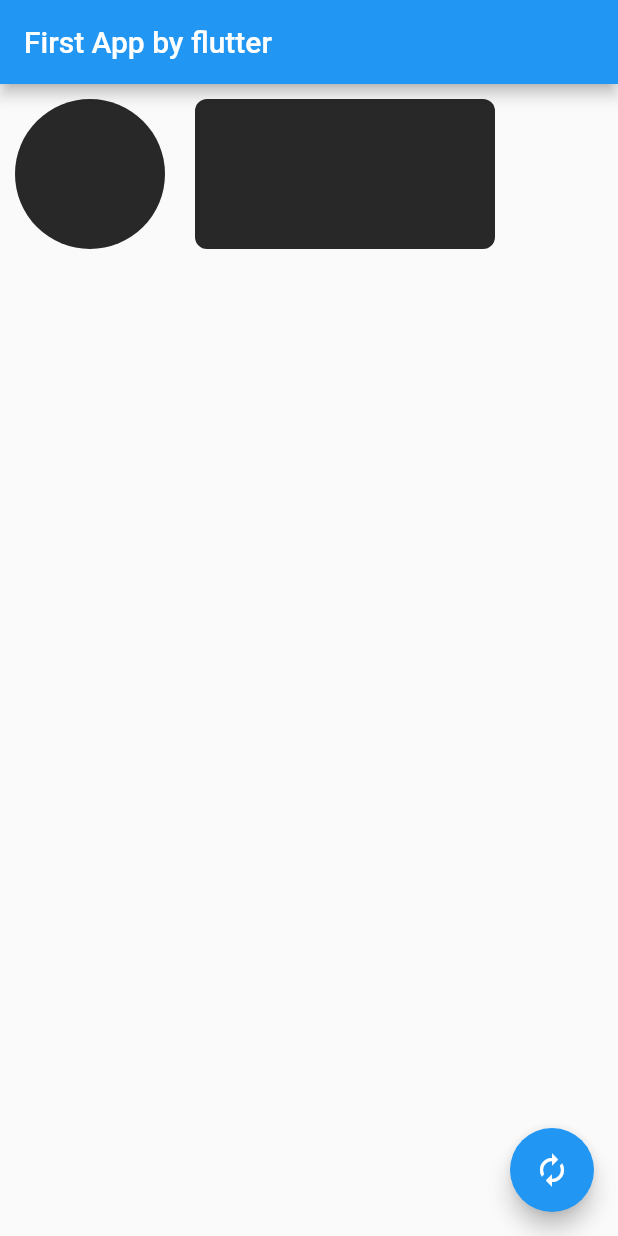
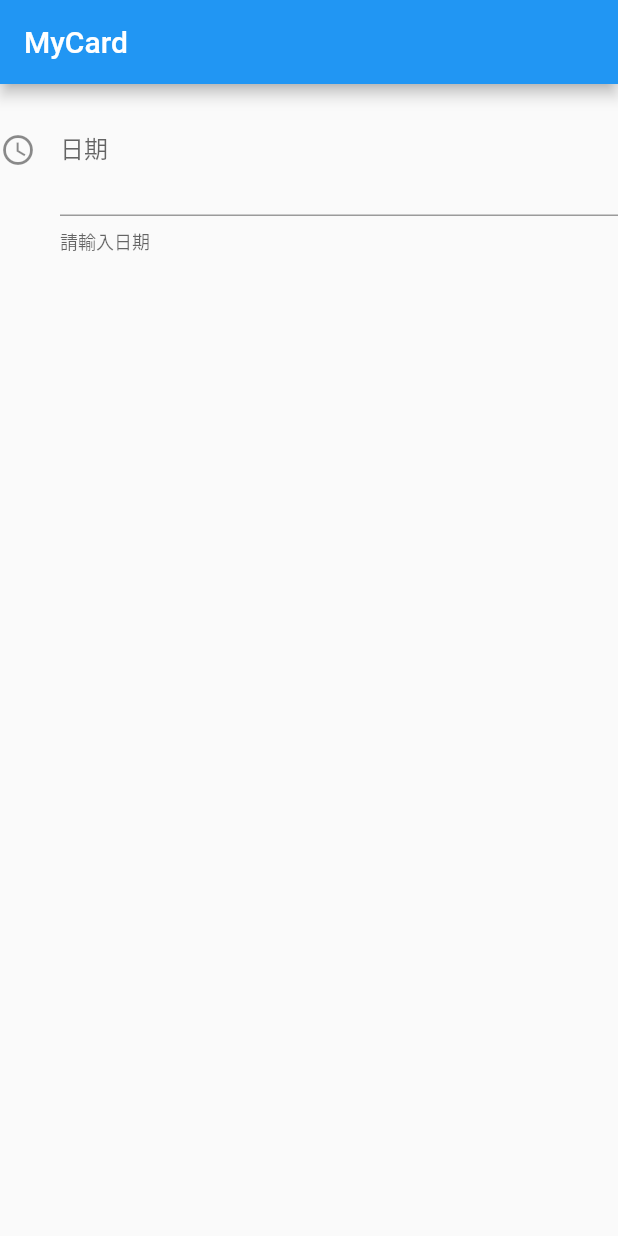
Before and after one commit to hoogle/flutter_app, a Flutter app: the screen it shows after launch, on a phone screen of 412 x 824 dp. Run offline on Flutter 3.47's test engine with Material 2 defaults, Android fonts, the phone set to English and light mode, and no system bars.

Commit message:
Add TextField example

```diff
--- a/lib/main.dart
+++ b/lib/main.dart
@@ -3,9 +3,43 @@ import 'package:flutter/rendering.dart';
 import 'dart:math';
 
 void main() => runApp(MaterialApp(
-  home: new HomePage2(),
+  home: new MyTextfield(),
 ));
 
+class MyTextfield extends StatelessWidget{
+  @override
+  Widget build(BuildContext context) {
+    //debugPaintSizeEnabled = true;
+    TextEditingController controller = new TextEditingController();
+    return Scaffold(
+      appBar: AppBar(title: Text('MyCard'),),
+      body: TextField(
+        controller: controller,
+        onEditingComplete: (){
+          print('onEditingComplete');
+          print(controller.text);
+        },
+        decoration: new InputDecoration(
+          icon: Icon(Icons.access_time),
+          labelText: '日期',
+          focusedBorder: UnderlineInputBorder(
+            borderSide: BorderSide(
+              color: Colors.lightBlue
+            ),
+          ),
+          helperText: '請輸入日期',
+          hintText: '請輸入日期',
+          suffix: IconButton(
+            icon: Icon(Icons.close),
+            onPressed: () {
+              FocusScope.of(context).requestFocus(new FocusNode());
+            },
+          )
+        ),
+      ),
+    );
+  }
+}
 class HomePage extends StatelessWidget{
   @override
   Widget build(BuildContext context) {
```
